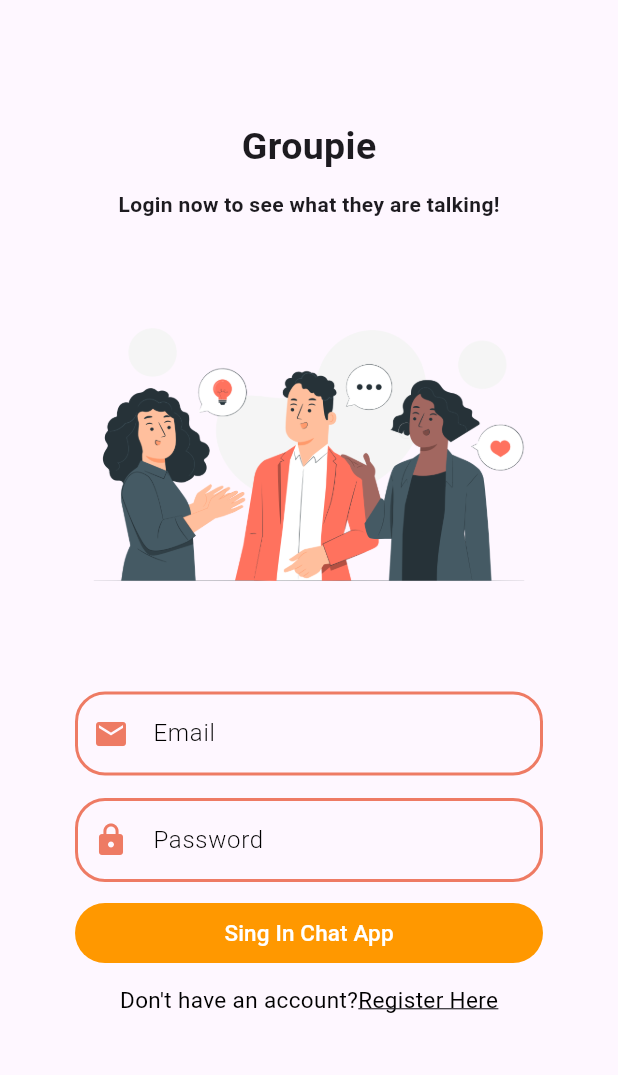
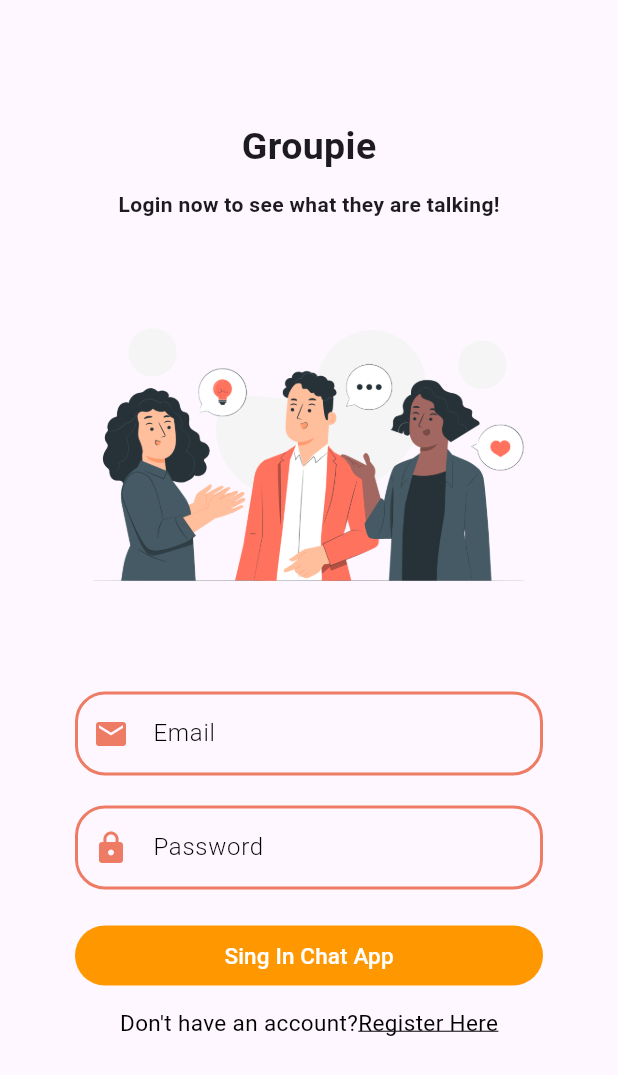
Before and after one commit to mertaksoyy/ChatApp, a Flutter app: the screen it shows after launch, on a phone screen of 412 x 824 dp. Shown: the top 1075 px of the screen. Run offline on Flutter 3.47's test engine with Material 3 defaults, Android fonts, the phone set to English and light mode, and no system bars; our stand-ins replace firebase_core, shared_preferences; accounts and stored records are empty.

Commit message:
Chat App
UI design update

```diff
--- a/chatapp_firebase/lib/pages/auth/login_page.dart
+++ b/chatapp_firebase/lib/pages/auth/login_page.dart
@@ -62,7 +62,7 @@ class _LoginPageState extends State<LoginPage> {
                 },
               ),
               const SizedBox(
-                height: 15,
+                height: 20,
               ),
               TextFormField(
                 obscureText: true,
@@ -87,7 +87,7 @@ class _LoginPageState extends State<LoginPage> {
                 },
               ),
               SizedBox(
-                height: 10,
+                height: 20,
               ),
               SizedBox(
                 width: double.infinity,
```
